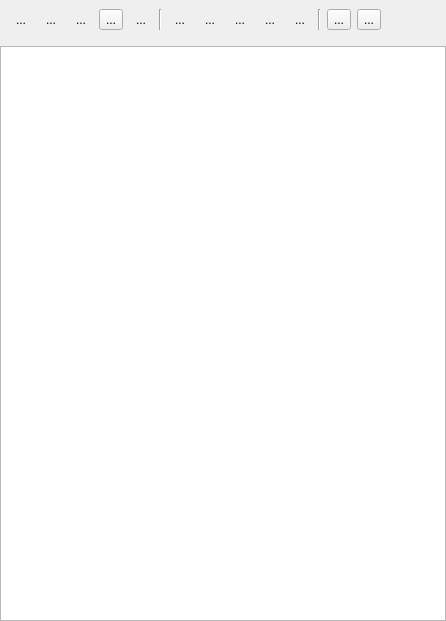
The window that sources/lusan/view/common/ui/NaviOfflineLogsScopes.ui (aregtech/areg-sdk-tools) describes before a commit, drawn with Qt 5.
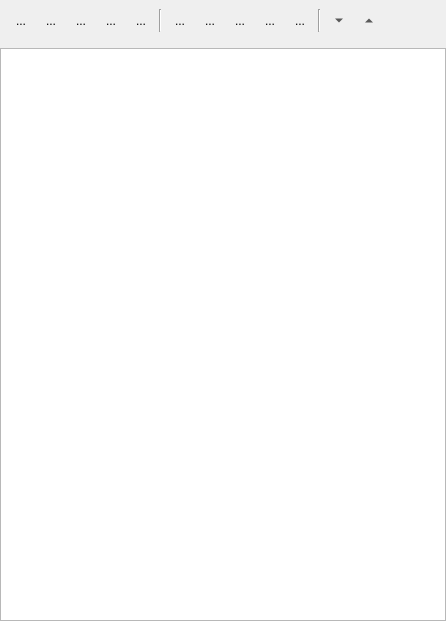
The same window after the commit. Icons and pictures are not drawn.

Diff of the .ui file:
```diff
--- a/sources/lusan/view/common/ui/NaviOfflineLogsScopes.ui
+++ b/sources/lusan/view/common/ui/NaviOfflineLogsScopes.ui
@@ -95,7 +95,7 @@
            <iconset theme="document-open"/>
           </property>
           <property name="checkable">
-           <bool>true</bool>
+           <bool>false</bool>
           </property>
           <property name="checked">
            <bool>false</bool>
@@ -138,6 +138,12 @@
           <property name="icon">
            <iconset theme="view-refresh"/>
           </property>
+          <property name="shortcut">
+           <string notr="true"/>
+          </property>
+          <property name="autoRaise">
+           <bool>true</bool>
+          </property>
          </widget>
         </item>
         <item>
@@ -297,6 +303,15 @@
           <property name="icon">
            <iconset theme="go-down"/>
           </property>
+          <property name="shortcut">
+           <string notr="true"/>
+          </property>
+          <property name="autoRaise">
+           <bool>true</bool>
+          </property>
+          <property name="arrowType">
+           <enum>Qt::ArrowType::DownArrow</enum>
+          </property>
          </widget>
         </item>
         <item>
@@ -313,6 +328,15 @@
           <property name="icon">
            <iconset theme="go-up"/>
           </property>
+          <property name="shortcut">
+           <string notr="true"/>
+          </property>
+          <property name="autoRaise">
+           <bool>true</bool>
+          </property>
+          <property name="arrowType">
+           <enum>Qt::ArrowType::UpArrow</enum>
+          </property>
          </widget>
         </item>
        </layout>
```
Left out of the diff: 6 changed lines with no effect on the pictures.
